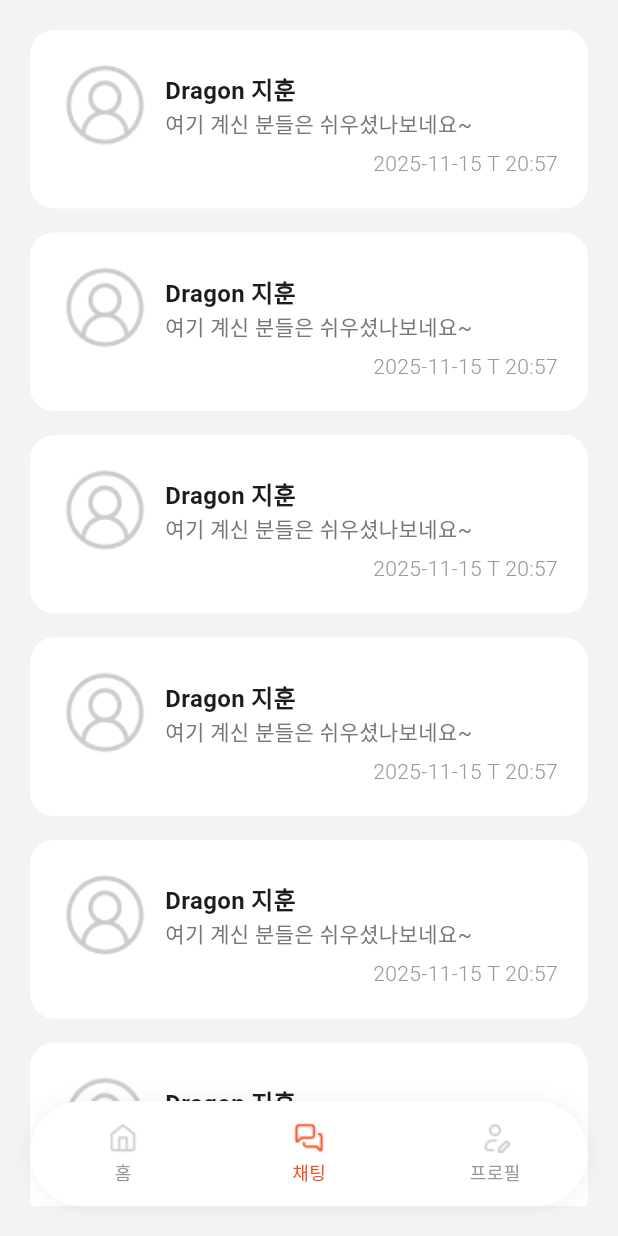
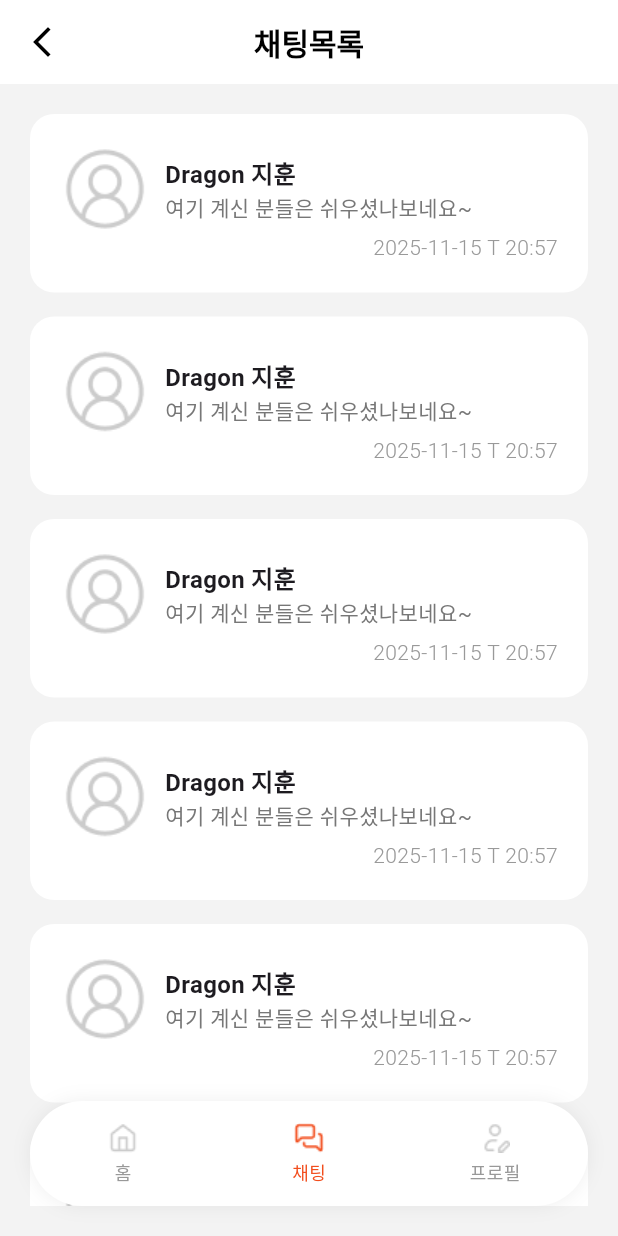
Before and after one commit to oo-Woogi/project_team5_chating_app, a Flutter app: the ChatingListPage screen opened directly, on a phone screen of 412 x 824 dp. Run offline on Flutter 3.47's test engine with Material 3 defaults, Android fonts, the phone set to English and light mode, and no system bars; our stand-ins replace flutter_svg; Roboto replaces fonts that are missing (Pretendard).

Commit message:
✨: Appbar 커스텀 추가

```diff
--- a/lib/pages/chating_list_page/chating_list_page.dart
+++ b/lib/pages/chating_list_page/chating_list_page.dart
@@ -1,5 +1,6 @@
 import 'package:flutter/material.dart';
 import 'package:project_team5_chating_app/pages/chating_list_page/widgets/chat_item.dart';
+import 'package:project_team5_chating_app/widgets/appbar.dart';
 import 'package:project_team5_chating_app/widgets/bottom_navi.dart';
 
 class ChatingListPage extends StatelessWidget {
@@ -8,6 +9,7 @@ class ChatingListPage extends StatelessWidget {
     return Scaffold(
       extendBody: true,
       backgroundColor: Color(0xfff3f3f3),
+      appBar: MyAppbar(title: '채팅목록'),
       body: Padding(
         padding: const EdgeInsets.all(20),
         child: ListView.separated(
--- /dev/null
+++ b/lib/widgets/appbar.dart
@@ -0,0 +1,36 @@
+import 'package:flutter/material.dart';
+
+class MyAppbar extends StatelessWidget implements PreferredSizeWidget {
+  final String title;
+  final Widget? actions;
+  const MyAppbar({super.key, required this.title, this.actions});
+
+  @override
+  Size get preferredSize => Size.fromHeight(kToolbarHeight);
+
+  @override
+  Widget build(BuildContext context) {
+    return AppBar(
+      backgroundColor: Colors.white,
+      elevation: 0,
+      leading: IconButton(
+        icon: const Icon(Icons.arrow_back_ios_new),
+        color: Colors.black,
+        onPressed: () {
+          Navigator.pop(context);
+        },
+      ),
+      title: Text(
+        title,
+        style: TextStyle(
+          fontFamily: 'Pretendard',
+          fontWeight: FontWeight.w600, // 글씨체 Pretendart SemiBold 적용
+          color: Colors.black,
+          fontSize: 20,
+        ),
+      ),
+      centerTitle: true,
+      actions: actions == null ? null : [actions!],
+    );
+  }
+}
```
Also changed, not shown: lib/pages/chating_page/chating_page.dart (+9 -27 lines).
